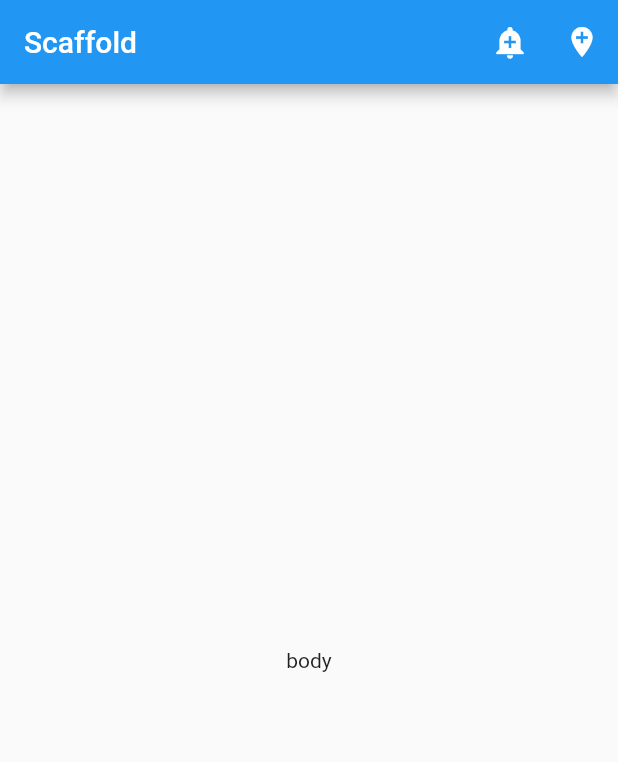
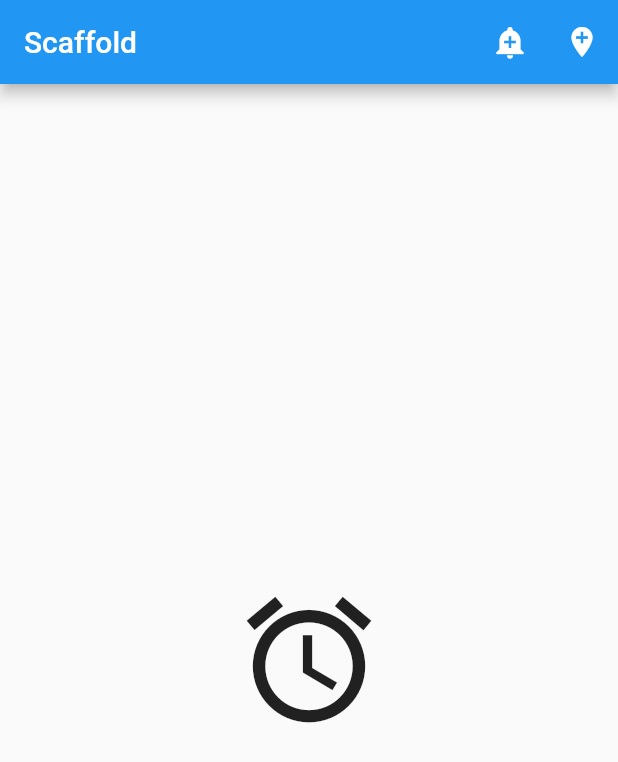
Before and after one commit to emralyilmaz/training_appBar_snackBar_flutter, a Flutter app: the screen it shows after launch, on a phone screen of 412 x 824 dp. Shown: the top 762 px of the screen. Run offline on Flutter 3.47's test engine with Material 2 defaults, Android fonts, the phone set to English and light mode, and no system bars.

Commit message:
iconlar_ve_buttonlar

```diff
--- a/lib/main.dart
+++ b/lib/main.dart
@@ -41,7 +41,38 @@ class _TemelState extends State<Temel> {
         ],
       ),
       body: Center(
-        child: Text('body'),
+        //child: Icon(
+        //  Icons.favorite,
+        //  color: Colors.red,
+        //  size: 100,
+        // child: FlatButton(
+        //     onPressed: () {
+        // print("Flat Button Tıklandı.");
+        // },
+        // child: Text("Tıkla"),
+        // color: Colors.redAccent,
+        // textColor: Colors.limeAccent,
+        // splashColor: Colors.black12,
+
+        // child: RaisedButton.icon(
+        //  onPressed: () {
+        //    print("Flat Button Tıklandı.");
+        //  },
+        //  icon: Icon(Icons.mail),
+        //  label: Text("Mail Gönder"),
+        //  color: Colors.amber,
+        //  onLongPress: () {
+        //    print("Uzun Tıklandı");
+        //  },
+        //),
+
+        child: IconButton(
+          icon: Icon(Icons.alarm),
+          onPressed: () {
+            print("Uzun Tıklandı");
+          },
+          iconSize: 100,
+        ),
       ),
     );
   }
```
